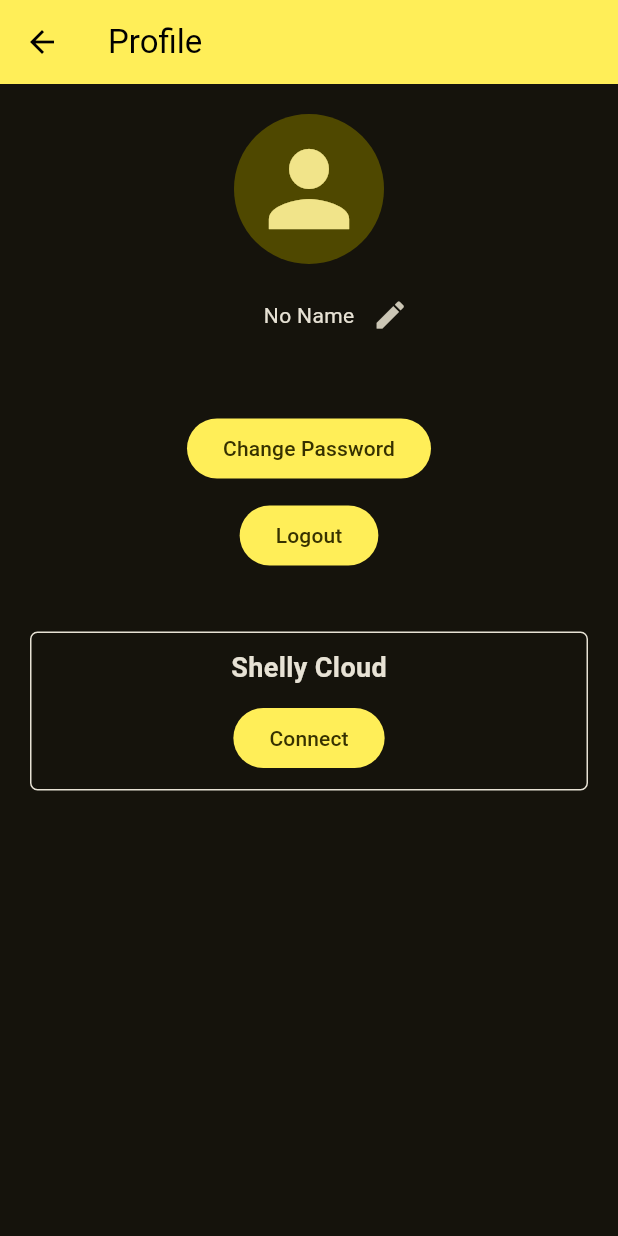
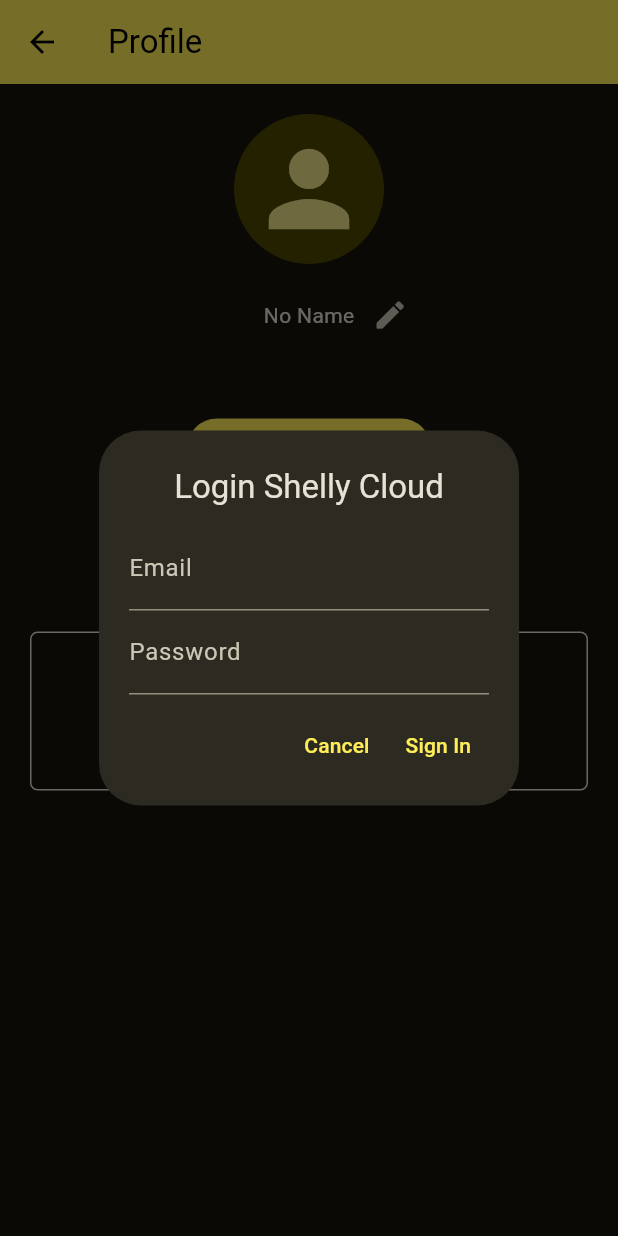
Before and after one commit to gab-25/todos_app, a Flutter app: the ProfilePage screen opened by its route, after a tap on "Connect", on a phone screen of 412 x 824 dp. Run offline on Flutter 3.47's test engine with Material 3 defaults, Android fonts, the phone set to English and light mode, and no system bars; our stand-ins replace cloud_firestore, equatable, firebase_auth, firebase_core, firebase_database, firebase_messaging and 1 more; accounts and stored records are empty; generated files the repository leaves out were written again.

Commit message:
finish profile page

```diff
--- a/lib/cubits/profile/profile_cubit.dart
+++ b/lib/cubits/profile/profile_cubit.dart
@@ -1,39 +1,96 @@
+import 'dart:convert';
+
 import 'package:energy_monitor_app/repositories/auth_repository.dart';
+import 'package:energy_monitor_app/repositories/db_repository.dart';
 import 'package:equatable/equatable.dart';
-import 'package:flutter/material.dart';
 import 'package:flutter_bloc/flutter_bloc.dart';
+import 'package:http/http.dart' as http;
+import 'package:crypto/crypto.dart';
 
 part 'profile_state.dart';
 
 class ProfileCubit extends Cubit<ProfileState> {
-  ProfileCubit(this._authRepository)
+  ProfileCubit(this._authRepository, this._dbRepository)
       : super(ProfileState(
           email: _authRepository.currentUser!.email!,
           name: _authRepository.currentUser!.displayName ?? '',
           avatar: _authRepository.currentUser!.photoURL ?? '',
-        ));
+        )) {
+    _init();
+  }
 
   final AuthRepository _authRepository;
+  final DbRepository _dbRepository;
 
-  final TextEditingController editNameCtrl = TextEditingController();
-  final TextEditingController editAvatarCtrl = TextEditingController();
+  String? _editNameCtrl;
+  String? _editAvatarCtrl;
+
+  String? _shellyCloudEmailCtrl;
+  String? _shellyCloudPasswordCtrl;
+
+  Future<void> _init() async {
+    final userSettings = await _dbRepository.getSettings(_authRepository.currentUser!.uid);
+    emit(state.copyWith(shellyCloudConnected: userSettings!['shelly_cloud'] != null));
+  }
 
   void onEditNameChanged(String name) {
-    editNameCtrl.text = name;
+    _editNameCtrl = name;
   }
 
   void onEditAvatarChanged(String avatar) {
-    editAvatarCtrl.text = avatar;
+    _editAvatarCtrl = avatar;
+  }
+
+  void onShellyCloudEmailChanged(String email) {
+    _shellyCloudEmailCtrl = email;
+  }
+
+  void onShellyCloudPasswordChanged(String password) {
+    _shellyCloudPasswordCtrl = password;
   }
 
   Future<void> onSave() async {
     emit(state.copyWith(status: ProfileStatus.loading));
-    await _authRepository.currentUser!.updateDisplayName(editNameCtrl.text);
-    // await _authRepository.currentUser!.updatePhotoURL(editAvatarCtrl.text);
+    await _authRepository.currentUser!.updateDisplayName(_editNameCtrl);
+    // await _authRepository.currentUser!.updatePhotoURL(_editAvatarCtrl);
     emit(state.copyWith(
       status: ProfileStatus.success,
       name: _authRepository.currentUser!.displayName!,
       // avatar: _authRepository.currentUser!.photoURL!,
     ));
   }
+
+  Future<void> onShellyCloudSignIn() async {
+    try {
+      emit(state.copyWith(status: ProfileStatus.loading));
+      final http.Response responseAuthorization =
+          await http.post(Uri.parse('https://api.shelly.cloud/oauth/login'), body: {
+        'email': _shellyCloudEmailCtrl,
+        'password': sha1.convert(utf8.encode(_shellyCloudPasswordCtrl!)).toString(),
+        'client_id': 'shelly-diy',
+      });
+      final Map<String, dynamic> jsonResponseAuthorization = json.decode(responseAuthorization.body);
+      if (jsonResponseAuthorization['isok'] == false) {
+        throw Exception(jsonResponseAuthorization['errors']);
+      }
+      final String authorizationCode = jsonResponseAuthorization['data']['code'];
+      final Map<String, dynamic> userData =
+          json.decode(utf8.decode(base64.decode(base64.normalize(authorizationCode.split('.')[1]))));
+      final http.Response responseToken = await http.post(Uri.parse("${userData['user_api_url']}/oauth/auth"), body: {
+        'client_id': 'shelly-diy',
+        'grant_type': 'code',
+        'code': authorizationCode,
+      });
+      final Map<String, dynamic> jsonResponseToken = json.decode(responseToken.body);
+      if (jsonResponseToken['isok'] == false) {
+        throw Exception(jsonResponseToken['errors']);
+      }
+      print('Shelly Cloud sign in success');
+      await _dbRepository.saveShellyCloudResponseToken(jsonResponseToken, _authRepository.currentUser!.uid);
+      emit(state.copyWith(status: ProfileStatus.success, shellyCloudConnected: true));
+    } catch (e) {
+      print(e);
+      emit(state.copyWith(status: ProfileStatus.error, shellyCloudConnected: false));
+    }
+  }
 }
--- a/lib/cubits/profile/profile_state.dart
+++ b/lib/cubits/profile/profile_state.dart
@@ -8,12 +8,15 @@
     required this.name,
     required this.avatar,
     this.status = ProfileStatus.initial,
+    this.shellyCloudConnected = false,
   });
 
   final String email;
   final String name;
   final String avatar;
   final ProfileStatus status;
+
+  final bool shellyCloudConnected;
 
   @override
   List<Object?> get props => [name, avatar, status];
@@ -23,12 +26,14 @@
     String? name,
     String? avatar,
     ProfileStatus? status,
+    bool? shellyCloudConnected,
   }) {
     return ProfileState(
       email: email ?? this.email,
       name: name ?? this.name,
       avatar: avatar ?? this.avatar,
       status: status ?? this.status,
+      shellyCloudConnected: shellyCloudConnected ?? this.shellyCloudConnected,
     );
   }
 }
--- a/lib/repositories/db_repository.dart
+++ b/lib/repositories/db_repository.dart
@@ -8,4 +8,15 @@
 
   final FirebaseFirestore _firestore;
   final FirebaseDatabase _database;
+
+  Future<Map<String, dynamic>?> getSettings(String userId) async {
+    final userSettings = await _firestore.collection('settings').doc(userId).get();
+    return userSettings.data();
+  }
+
+  Future<void> saveShellyCloudResponseToken(Map<String, dynamic> responseToken, String userId) async {
+    final userSettings = _firestore.collection('settings').doc(userId);
+    await userSettings.set({'shelly_cloud': responseToken}, SetOptions(merge: true));
+    print('Shelly Cloud response token saved');
+  }
 }
--- a/lib/ui/pages/profile_page.dart
+++ b/lib/ui/pages/profile_page.dart
@@ -1,6 +1,7 @@
 import 'package:energy_monitor_app/blocs/app/app_bloc.dart';
 import 'package:energy_monitor_app/cubits/profile/profile_cubit.dart';
 import 'package:energy_monitor_app/repositories/auth_repository.dart';
+import 'package:energy_monitor_app/repositories/db_repository.dart';
 import 'package:flutter/material.dart';
 import 'package:flutter_bloc/flutter_bloc.dart';
 
@@ -16,7 +17,7 @@
         title: const Text('Profile'),
       ),
       body: BlocProvider(
-        create: (context) => ProfileCubit(context.read<AuthRepository>()),
+        create: (context) => ProfileCubit(context.read<AuthRepository>(), context.read<DbRepository>()),
         child: Padding(
           padding: const EdgeInsets.all(20),
           child: Center(
@@ -70,6 +71,9 @@
                         borderRadius: BorderRadius.circular(5),
                       ),
                       child: Column(children: [
+                        Row(
+                          mainAxisAlignment: MainAxisAlignment.center,
+                          children: [
                             const Text(
                               'Shelly Cloud',
                               style: TextStyle(
@@ -77,9 +81,19 @@
                                 fontSize: 18,
                               ),
                             ),
+                            const SizedBox(width: 10),
+                            state.shellyCloudConnected ? const Icon(Icons.check_circle) : const Icon(Icons.cancel),
+                          ],
+                        ),
                         const SizedBox(height: 10),
                         FilledButton(
-                          onPressed: () {},
+                          onPressed: () => showDialog(
+                            context: context,
+                            builder: (_) => BlocProvider.value(
+                              value: BlocProvider.of<ProfileCubit>(context),
+                              child: const ShellyCloudConnectDialog(),
+                            ),
+                          ),
                           child: const Text('Connect'),
                         ),
                       ])),
@@ -99,14 +113,21 @@
   @override
   Widget build(BuildContext context) {
     return SimpleDialog(
-      title: const Text('Edit profile'),
+      title: const Text('Edit profile', textAlign: TextAlign.center),
       children: <Widget>[
         BlocBuilder<ProfileCubit, ProfileState>(
-          builder: (context, state) => Column(
+          builder: (context, state) => Padding(
+            padding: const EdgeInsets.symmetric(horizontal: 20),
+            child: Column(
               children: <Widget>[
-              Padding(
-                padding: const EdgeInsets.all(10),
-                child: Column(children: [
+                Column(children: [
+                  TextFormField(
+                    decoration: const InputDecoration(
+                      labelText: 'Avatar',
+                    ),
+                    initialValue: state.avatar,
+                    // onChanged: (value) => context.read<ProfileCubit>().onEditAvatarChanged(value),
+                  ),
                   TextFormField(
                     decoration: const InputDecoration(
                       labelText: 'Name',
@@ -115,7 +136,7 @@
                     onChanged: (value) => context.read<ProfileCubit>().onEditNameChanged(value),
                   ),
                 ]),
-              ),
+                const SizedBox(height: 10),
                 Row(
                   mainAxisAlignment: MainAxisAlignment.end,
                   children: <Widget>[
@@ -138,7 +159,64 @@
               ],
             ),
           ),
+        ),
       ],
     );
   }
 }
+
+class ShellyCloudConnectDialog extends StatelessWidget {
+  const ShellyCloudConnectDialog({super.key});
+
+  @override
+  Widget build(BuildContext context) {
+    return SimpleDialog(
+      title: const Text('Login Shelly Cloud', textAlign: TextAlign.center),
+      children: <Widget>[
+        BlocBuilder<ProfileCubit, ProfileState>(
+          builder: (context, state) => Padding(
+            padding: const EdgeInsets.symmetric(horizontal: 20),
+            child: Column(
+              children: <Widget>[
+                Column(children: [
+                  TextField(
+                    decoration: const InputDecoration(
+                      labelText: 'Email',
+                    ),
+                    onChanged: (value) => context.read<ProfileCubit>().onShellyCloudEmailChanged(value),
+                  ),
+                  TextField(
+                    decoration: const InputDecoration(
+                      labelText: 'Password',
+                    ),
+                    obscureText: true,
+                    onChanged: (value) => context.read<ProfileCubit>().onShellyCloudPasswordChanged(value),
+                  ),
+                ]),
+                const SizedBox(height: 10),
+                Row(
+                  mainAxisAlignment: MainAxisAlignment.end,
+                  children: <Widget>[
+                    TextButton(
+                      onPressed: () => state.status != ProfileStatus.loading ? Navigator.of(context).pop() : null,
+                      child: const Text('Cancel'),
+                    ),
+                    TextButton(
+                      onPressed: state.status != ProfileStatus.loading
+                          ? () async {
+                              await context.read<ProfileCubit>().onShellyCloudSignIn();
+                              Navigator.of(context).pop();
+                            }
+                          : null,
+                      child: const Text('Sign In'),
+                    ),
+                  ],
+                ),
+              ],
+            ),
+          ),
+        ),
+      ],
+    );
+  }
+}
--- a/pubspec.yaml
+++ b/pubspec.yaml
@@ -43,6 +43,8 @@
   fl_chart: ^0.70.2
   flutter_bloc: ^9.0.0
   equatable: ^2.0.7
+  http: ^1.3.0
+  crypto: ^3.0.6
 
 dev_dependencies:
   flutter_test:
```
Lines whose indentation alone changed are shown as unchanged.
